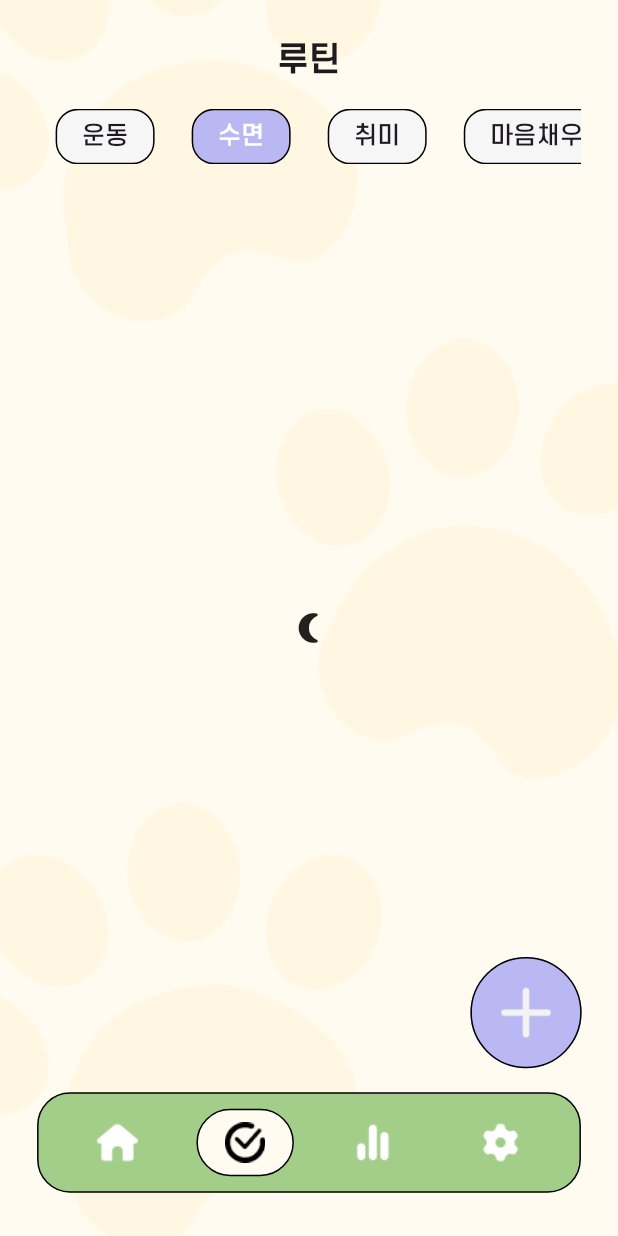
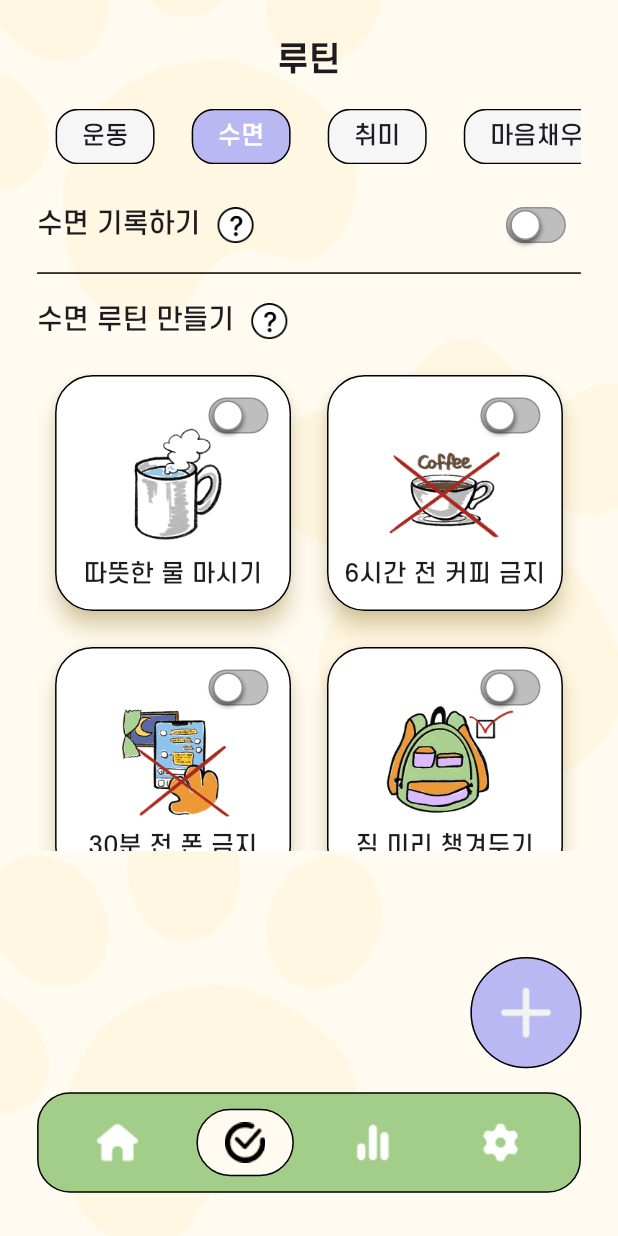
Before and after one commit to Free-ing/Front, a Flutter app: the RoutinePage screen opened directly, item 2 of the bottom bar chosen, on a phone screen of 412 x 824 dp. Run offline on Flutter 3.47's test engine with Material 3 defaults, Android fonts, the phone set to English and light mode, and no system bars; drawn by our look-alikes of buttons_tabbar; our stand-ins replace delightful_toast, flutter_secure_storage, month_picker_dialog, page_transition; missing offline and left inert: icon_decoration; accounts and stored records are empty; network calls fail.

Commit message:
루틴 > 수면 UI 완

```diff
--- a/lib/common/component/hobby_card.dart
+++ b/lib/common/component/hobby_card.dart
@@ -69,4 +69,6 @@ class HobbyCard extends StatelessWidget {
       ),
     );
   }
+
+
 }
--- /dev/null
+++ b/lib/common/component/sleep_card.dart
@@ -0,0 +1,139 @@
+import 'package:flutter/material.dart';
+
+import '../../screen/routine/edit_routine_screen.dart';
+import '../const/colors.dart';
+
+class SleepCard extends StatefulWidget {
+  int routineId;
+  final String imageUrl;
+  final String title;
+
+  SleepCard({super.key, required this.routineId, required this.imageUrl, required this.title});
+
+  @override
+  State<SleepCard> createState() => _SleepCardState();
+}
+
+class _SleepCardState extends State<SleepCard> {
+  bool isSwitched = false;
+  @override
+  Widget build(BuildContext context) {
+    return GestureDetector(
+      onLongPress: () async {
+        await Navigator.of(context).push(MaterialPageRoute(
+          builder: (context) => EditRoutineScreen(routineId: widget.routineId, title: widget.title, selectImage: widget.imageUrl, category: '수면',),
+        ));
+      },
+      child: Card(
+        elevation: 6,
+        shadowColor: YELLOW_SHADOW,
+        shape: RoundedRectangleBorder(
+          borderRadius: BorderRadius.circular(25.0),
+        ),
+        margin: EdgeInsets.all(12),
+        child: Container(
+          padding: EdgeInsets.all(2),
+          decoration: BoxDecoration(
+            color: Colors.white,
+            borderRadius: BorderRadius.circular(25),
+            border: Border.all(
+              color: Colors.black,
+            ),
+          ),
+          child: Stack(
+            children: [
+              _routineImage(imageUrl: widget.imageUrl),
+              _routineTitle(context: context, title: widget.title),
+              _toggleSwitch(),
+            ],
+          ),
+        ),
+      ),
+    );
+  }
+
+  Widget _routineImage({required String imageUrl}) {
+    return Positioned(
+      left: 15,
+      right: 15,
+      top: 13,
+      child: Image.asset(
+        imageUrl,
+        fit: BoxFit.contain,
+        width: 120,
+        height: 120,
+      ),
+    );
+  }
+
+  Widget _routineTitle({required BuildContext context, required String title}) {
+    return Positioned(
+      bottom: 10,
+      left: 0,
+      right: 0,
+      child: Text(
+        title,
+        textAlign: TextAlign.center,
+        style: Theme.of(context).textTheme.bodyMedium,
+      ),
+    );
+  }
+
+  Widget _toggleSwitch() {
+    return Positioned(
+      top: 2,
+      right: 2,
+      child: GestureDetector(
+        onTap: () {
+          setState(() {
+            isSwitched = !isSwitched;
+          });
+        },
+        child: Padding(
+          padding: const EdgeInsets.all(10.0),
+          child: Container(
+            width: 40,
+            height: 24,
+            decoration: BoxDecoration(
+              borderRadius: BorderRadius.circular(20),
+              border: Border.all(
+                color: isSwitched ? Colors.black : DARK_GREY,
+              ),
+              color: isSwitched ? PRIMARY_COLOR : MEDIUM_GREY,
+            ),
+            child: Stack(
+              alignment: Alignment.center,
+              children: [
+                // Thumb 부분
+                AnimatedPositioned(
+                  duration: Duration(milliseconds: 200),
+                  curve: Curves.easeIn,
+                  left: isSwitched ? 16.0 : 2.0,
+                  child: Container(
+                    width: 20,
+                    height: 20,
+                    decoration: BoxDecoration(
+                        color: Colors.white,
+                        shape: BoxShape.circle,
+                        border: Border.all(
+                          color: isSwitched ? Colors.black : DARK_GREY,
+                        ),
+                        boxShadow: <BoxShadow>[
+                          BoxShadow(
+                            color: Colors.black54,
+                            blurRadius: 2.0,
+                            spreadRadius: 0.2,
+                            offset: Offset(0.0, 2.0),
+                          )
+                        ]),
+                  ),
+                ),
+              ],
+            ),
+          ),
+        ),
+      ),
+    );
+  }
+
+}
--- /dev/null
+++ b/lib/common/service/sleep_api_service.dart
@@ -0,0 +1,24 @@
+import 'package:freeing/common/service/token_manager.dart';
+import 'package:http/http.dart' as http;
+import 'base_url.dart';
+
+class SleepAPIService {
+  final String _baseUrl = BaseUrl.baseUrl;
+
+  //Todo: 수면 리스트 조회 ---- 일단 예시로 적어둠!!!
+  Future<http.Response> getSleepList() async {
+    final tokenStorage = TokenManager();
+    final accessToken = await tokenStorage.getAccessToken();
+    final url = Uri.parse('$_baseUrl/??');
+
+    return http.get(
+      url,
+      headers: {
+        'Content-Type': 'application/json',
+        'Authorization': 'Bearer $accessToken',
+      },
+    );
+  }
+
+
+}
--- /dev/null
+++ b/lib/model/sleep/sleep_list.dart
@@ -0,0 +1,34 @@
+class SleepList {
+  String imageUrl;
+  String sleepRoutineName;
+  int routineId;
+
+  SleepList({
+    required this.imageUrl,
+    required this.sleepRoutineName,
+    required this.routineId,
+  });
+
+  factory SleepList.fromJson(Map<String, dynamic> json) {
+    return SleepList(
+      imageUrl: json['imageUrl'],
+      sleepRoutineName: json['sleepRoutineName'],
+      routineId: json['routineId'],
+    );
+  }
+
+  Map<String, dynamic> toJson() {
+    return {
+      'imageUrl': imageUrl,
+      'sleepRoutineName': sleepRoutineName,
+      'routineId': routineId,
+    };
+  }
+}
+
+List<SleepList> defaultSleepList = [
+  SleepList(imageUrl: 'assets/imgs/sleep/water.png', sleepRoutineName: '따뜻한 물 마시기', routineId: 1),
+  SleepList(imageUrl: 'assets/imgs/sleep/coffee.png', sleepRoutineName: '6시간 전 커피 금지', routineId: 2),
+  SleepList(imageUrl: 'assets/imgs/sleep/phone.png', sleepRoutineName: '30분 전 폰 금지', routineId: 3),
+  SleepList(imageUrl: 'assets/imgs/sleep/bag.png', sleepRoutineName: '짐 미리 챙겨두기', routineId: 4),
+];
--- a/lib/screen/routine/routine_page.dart
+++ b/lib/screen/routine/routine_page.dart
@@ -6,6 +6,7 @@ import 'package:freeing/navigationbar/category_tabbar.dart';
 import 'package:freeing/navigationbar/custom_bottom_navigationbar.dart';
 import 'package:freeing/screen/routine/floating_action_menu.dart';
 import 'package:freeing/screen/routine/hobby_tabbar_view.dart';
+import 'package:freeing/screen/routine/sleep_tabbar_view.dart';
 
 class RoutinePage extends StatelessWidget {
   const RoutinePage({super.key});
@@ -40,7 +41,7 @@ class RoutinePage extends StatelessWidget {
                 horizontal: screenWidth * 0.06, vertical: screenHeight * 0.02),
             child: CategoryTabBar(
               exercise: _buildExerciseTabBarView(),
-              sleep: _buildSleepTabBarView(),
+              sleep: SleepTabBarView(),
               hobby: HobbyTabBarView(),
               spirit: _buildSpiritTabBarView(),
             ),
--- /dev/null
+++ b/lib/screen/routine/sleep_tabbar_view.dart
@@ -0,0 +1,197 @@
+import 'dart:convert';
+
+import 'package:flutter/material.dart';
+
+import '../../common/component/dialog_manager.dart';
+import '../../common/component/sleep_card.dart';
+import '../../common/const/colors.dart';
+import '../../common/service/sleep_api_service.dart';
+import '../../model/sleep/sleep_list.dart';
+
+class SleepTabBarView extends StatefulWidget {
+  const SleepTabBarView({super.key});
+
+  @override
+  State<SleepTabBarView> createState() => _SleepTabBarViewState();
+}
+
+class _SleepTabBarViewState extends State<SleepTabBarView> {
+  List<SleepList> _sleepList = [];
+
+  Future<List<SleepList>> _fetchHobbyList() async {
+    print("Fetching sleep list");
+
+    final apiService = SleepAPIService();
+    final response = await apiService.getSleepList();
+
+    if (response.statusCode == 200) {
+      final jsonData = json.decode(utf8.decode(response.bodyBytes));
+
+      if (jsonData is Map<String, dynamic>) {
+        List<dynamic> hobbyList = jsonData['result'];
+        _sleepList.clear();
+        for (dynamic data in hobbyList) {
+          SleepList SleepCard = SleepList.fromJson(data);
+          _sleepList.add(SleepCard);
+        }
+      }
+      return _sleepList;
+    } else if (response.statusCode == 404) {
+      return _sleepList = [];
+    } else {
+      throw Exception('수면 리스트 가져오기 실패 ${response.statusCode}');
+    }
+  }
+
+  @override
+  void initState() {
+    super.initState();
+    _fetchHobbyList();
+  }
+
+  @override
+  Widget build(BuildContext context) {
+    final screenWidth = MediaQuery.of(context).size.width;
+    final screenHeight = MediaQuery.of(context).size.height;
+    final textTheme = Theme.of(context).textTheme;
+    List<SleepList> combinedSleepList = [...defaultSleepList, ..._sleepList];
+
+    return Column(
+      children: [
+        Row(
+          children: [
+            Text('수면 기록하기', style: textTheme.titleLarge,),
+            QuestionMark(
+                title: '수면 기록하기 설명',
+                description:
+                    '잠을 잔 시간, 자고 일어난 후의 상태를 기록해요!\n주간(월간) 통계와 피드백을 받을 수 있어요!'),
+            Spacer(),
+            toggle(),
+          ],
+        ),
+        Container(
+          width: screenWidth,
+          child: Divider(color: Colors.black, thickness: 1.0,),
+        ),
+        Row(
+          children: [
+            Text('수면 루틴 만들기', style: textTheme.titleLarge,),
+            QuestionMark(
+                title: '수면 루틴 만들기 설명',
+                description:
+                    '꿀잠을 위한 루틴을 만들어 보세요!\n추천해드리는걸 해도 되고, 직접 세워봐도 좋아요!'),
+          ],
+        ),
+        Container(
+          height: screenHeight * 0.4,
+          child: GridView.builder(
+            gridDelegate:
+                SliverGridDelegateWithFixedCrossAxisCount(crossAxisCount: 2),
+            itemCount: combinedSleepList.length,
+            itemBuilder: (context, index) {
+              final sleepList = combinedSleepList[index];
+              return SleepCard(
+                routineId: sleepList.routineId,
+                imageUrl: sleepList.imageUrl,
+                title: sleepList.sleepRoutineName,
+              );
+            },
+          ),
+        ),
+      ],
+    );
+  }
+}
+
+class QuestionMark extends StatelessWidget {
+  final String title;
+  final String description;
+
+  const QuestionMark({
+    Key? key,
+    required this.title,
+    required this.description,
+  }) : super(key: key);
+
+  @override
+  Widget build(BuildContext context) {
+    return IconButton(
+      onPressed: () {
+        DialogManager.showAlertDialog(
+          context: context,
+          title: title,
+          content: description,
+        );
+      },
+      icon: Image.asset(
+        "assets/icons/question_icon.png",
+        width: 30,
+      ),
+    );
+  }
+}
+
+class toggle extends StatefulWidget {
+  const toggle({super.key});
+
+  @override
+  State<toggle> createState() => _toggleState();
+}
+
+class _toggleState extends State<toggle> {
+  bool isSwitched = false;
+
+  @override
+  Widget build(BuildContext context) {
+    return GestureDetector(
+      onTap: () {
+        setState(() {
+          isSwitched = !isSwitched;
+        });
+      },
+      child: Padding(
+        padding: const EdgeInsets.all(10.0),
+        child: Container(
+          width: 40,
+          height: 24,
+          decoration: BoxDecoration(
+            borderRadius: BorderRadius.circular(20),
+            border: Border.all(
+              color: isSwitched ? Colors.black : DARK_GREY,
+            ),
+            color: isSwitched ? PRIMARY_COLOR : MEDIUM_GREY,
+          ),
+          child: Stack(
+            alignment: Alignment.center,
+            children: [
+              // Thumb 부분
+              AnimatedPositioned(
+                duration: Duration(milliseconds: 200),
+                curve: Curves.easeIn,
+                left: isSwitched ? 16.0 : 2.0,
+                child: Container(
+                  width: 20,
+                  height: 20,
+                  decoration: BoxDecoration(
+                      color: Colors.white,
+                      shape: BoxShape.circle,
+                      border: Border.all(
+                        color: isSwitched ? Colors.black : DARK_GREY,
+                      ),
+                      boxShadow: <BoxShadow>[
+                        BoxShadow(
+                          color: Colors.black54,
+                          blurRadius: 2.0,
+                          spreadRadius: 0.2,
+                          offset: Offset(0.0, 2.0),
+                        )
+                      ]),
+                ),
+              ),
+            ],
+          ),
+        ),
+      ),
+    );
+  }
+}
```
